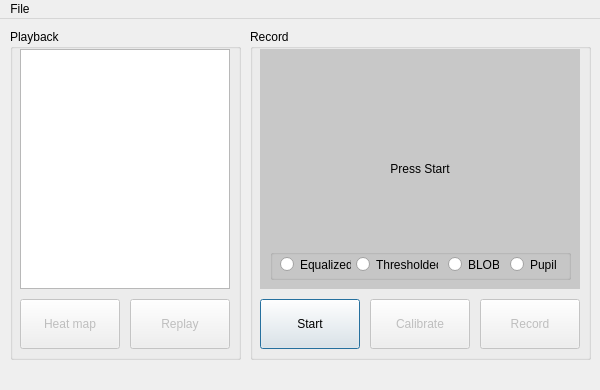
Old version of the form eyetracker/eyetracker/mainwindow.ui in the repository exoszajzbuk/eyetracker.
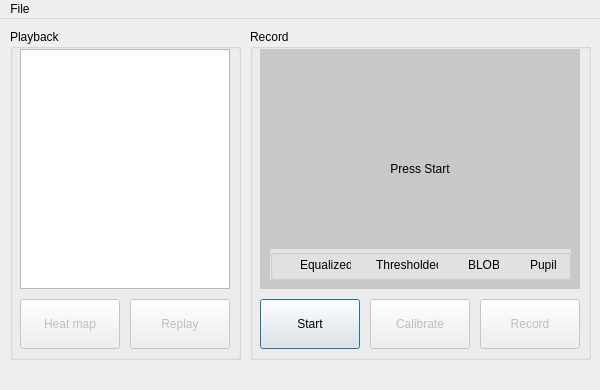
New version of the form. Icons and pictures are not drawn.

Commit message: added different display modes +UI

```diff
--- a/eyetracker/eyetracker/mainwindow.ui
+++ b/eyetracker/eyetracker/mainwindow.ui
@@ -344,6 +344,9 @@
        <height>31</height>
       </rect>
      </property>
+     <property name="styleSheet">
+      <string notr="true">background-color: rgba(255, 255, 255, 128);</string>
+     </property>
      <property name="title">
       <string/>
      </property>
@@ -356,6 +359,12 @@
         <height>17</height>
        </rect>
       </property>
+      <property name="toolTip">
+       <string>Show equalized image (1)</string>
+      </property>
+      <property name="styleSheet">
+       <string notr="true">background-color: rgba(255, 255, 255, 0);</string>
+      </property>
       <property name="text">
        <string>Equalized</string>
       </property>
@@ -369,6 +378,12 @@
         <height>17</height>
        </rect>
       </property>
+      <property name="toolTip">
+       <string>Show thresholded image (2)</string>
+      </property>
+      <property name="styleSheet">
+       <string notr="true">background-color: rgba(255, 255, 255, 0);</string>
+      </property>
       <property name="text">
        <string>Thresholded</string>
       </property>
@@ -382,6 +397,12 @@
         <height>17</height>
        </rect>
       </property>
+      <property name="toolTip">
+       <string>Show BLOBs (3)</string>
+      </property>
+      <property name="styleSheet">
+       <string notr="true">background-color: rgba(255, 255, 255, 0);</string>
+      </property>
       <property name="text">
        <string>BLOBs</string>
       </property>
@@ -395,6 +416,12 @@
         <height>17</height>
        </rect>
       </property>
+      <property name="toolTip">
+       <string>Show detected pupil (4)</string>
+      </property>
+      <property name="styleSheet">
+       <string notr="true">background-color: rgba(255, 255, 255, 0);</string>
+      </property>
       <property name="text">
        <string>Pupil</string>
       </property>
```
Left out of the diff: 92 changed lines with no effect on the pictures. The commit also changes 6 other files.
